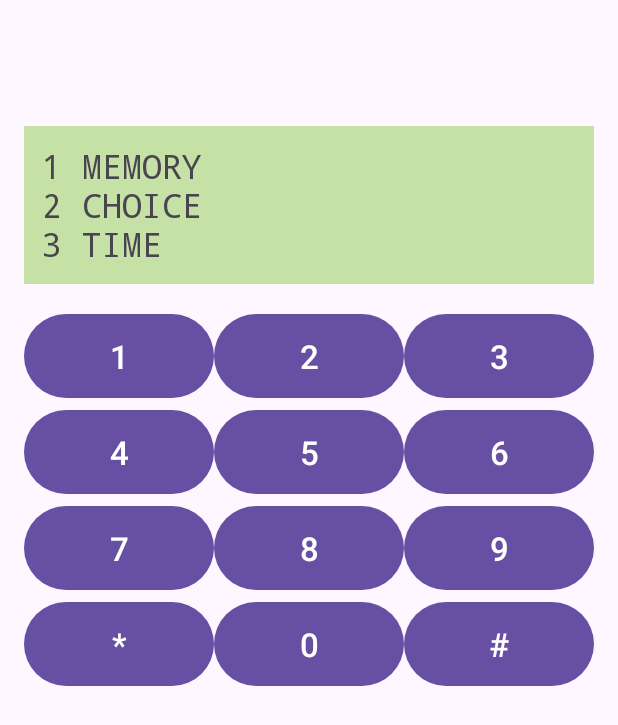
After one commit to fttmmz/NotPhone-, an Android app: the layout activity_home_nokia.xml on its own in the app's theme, with its tools: preview values and no code run, on a phone screen of 412 x 824 dp. The commit adds this screen. Shown: the top 725 px of the screen. Run offline under Robolectric (Android 15) with nearby library versions, the phone set to English and light mode, and no system bars.

Commit message:
setup nokia and android theme.

```diff
--- /dev/null
+++ b/app/src/main/res/layout/activity_home_nokia.xml
@@ -0,0 +1,38 @@
+<?xml version="1.0" encoding="utf-8"?>
+<LinearLayout xmlns:android="http://schemas.android.com/apk/res/android"
+    android:id="@+id/main" android:layout_width="match_parent" android:layout_height="match_parent"
+    android:orientation="vertical" android:padding="16dp">
+
+    <TextView android:id="@+id/tvGreeting" android:layout_width="wrap_content"
+        android:layout_height="wrap_content" android:textSize="24sp"/>
+    <TextView android:id="@+id/tvMood" android:layout_width="wrap_content"
+        android:layout_height="wrap_content"/>
+    <TextView android:layout_width="match_parent" android:layout_height="wrap_content"
+        android:layout_marginTop="16dp" android:padding="12dp" android:background="#C5E1A5"
+        android:fontFamily="monospace" android:textSize="22sp"
+        android:text="@string/system_nokia_menu"/>
+
+    <TableLayout android:layout_width="match_parent" android:layout_height="wrap_content"
+        android:layout_marginTop="16dp" android:stretchColumns="*">
+        <TableRow>
+            <Button android:id="@+id/key1" style="@style/NokiaKey" android:text="1"/>
+            <Button android:id="@+id/key2" style="@style/NokiaKey" android:text="2"/>
+            <Button android:id="@+id/key3" style="@style/NokiaKey" android:text="3"/>
+        </TableRow>
+        <TableRow>
+            <Button android:id="@+id/key4" style="@style/NokiaKey" android:text="4"/>
+            <Button android:id="@+id/key5" style="@style/NokiaKey" android:text="5"/>
+            <Button android:id="@+id/key6" style="@style/NokiaKey" android:text="6"/>
+        </TableRow>
+        <TableRow>
+            <Button android:id="@+id/key7" style="@style/NokiaKey" android:text="7"/>
+            <Button android:id="@+id/key8" style="@style/NokiaKey" android:text="8"/>
+            <Button android:id="@+id/key9" style="@style/NokiaKey" android:text="9"/>
+        </TableRow>
+        <TableRow>
+            <Button android:id="@+id/keyStar" style="@style/NokiaKey" android:text="*"/>
+            <Button android:id="@+id/key0" style="@style/NokiaKey" android:text="0"/>
+            <Button android:id="@+id/keyHash" style="@style/NokiaKey" android:text="#"/>
+        </TableRow>
+    </TableLayout>
+</LinearLayout>
--- a/app/src/main/res/values/strings.xml
+++ b/app/src/main/res/values/strings.xml
@@ -10,4 +10,7 @@
     <string name="system_app_choice">CHOICE</string>
     <string name="system_app_time">TIME</string>
     <string name="system_coming_soon">Not built yet</string>
+    <string name="system_nokia_menu">1  MEMORY\n2  CHOICE\n3  TIME</string>
+    <string name="system_key_empty">Key %1$d: nothing here. Very Nokia.</string>
+    <string name="system_key_symbol">That key is only for decoration.</string>
 </resources>
--- a/app/src/main/res/values/themes.xml
+++ b/app/src/main/res/values/themes.xml
@@ -6,4 +6,8 @@
     </style>
 
     <style name="Theme.NotPhone" parent="Base.Theme.NotPhone" />
+    <style name="NokiaKey">
+        <item name="android:minHeight">64dp</item>
+        <item name="android:textSize">22sp</item>
+    </style>
 </resources>
```
Also changed, not shown: app/src/main/java/com/example/notphone/ui/system/HomeActivity.java (+62 -12 lines).
